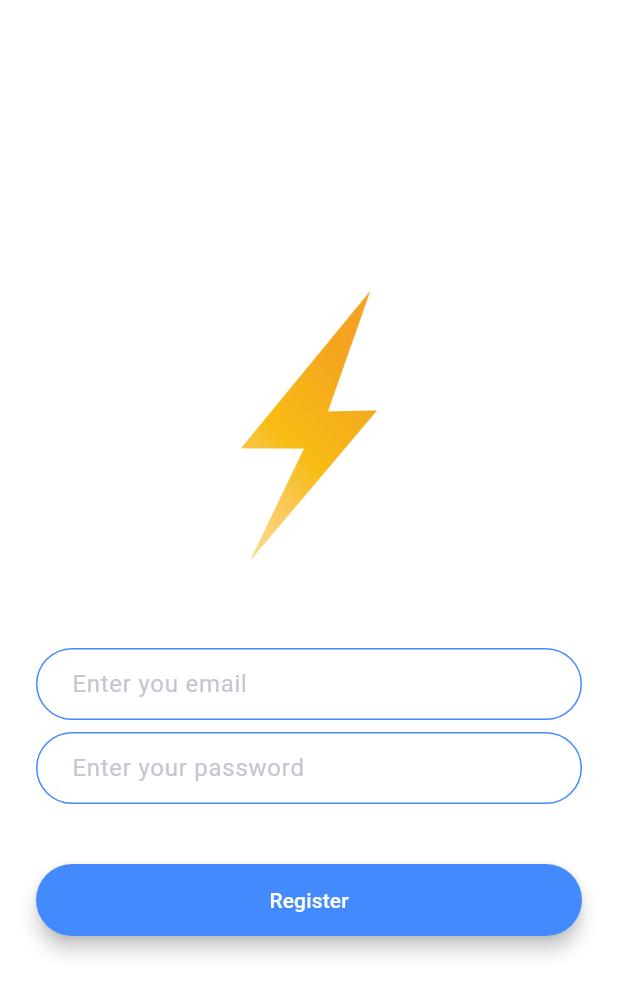
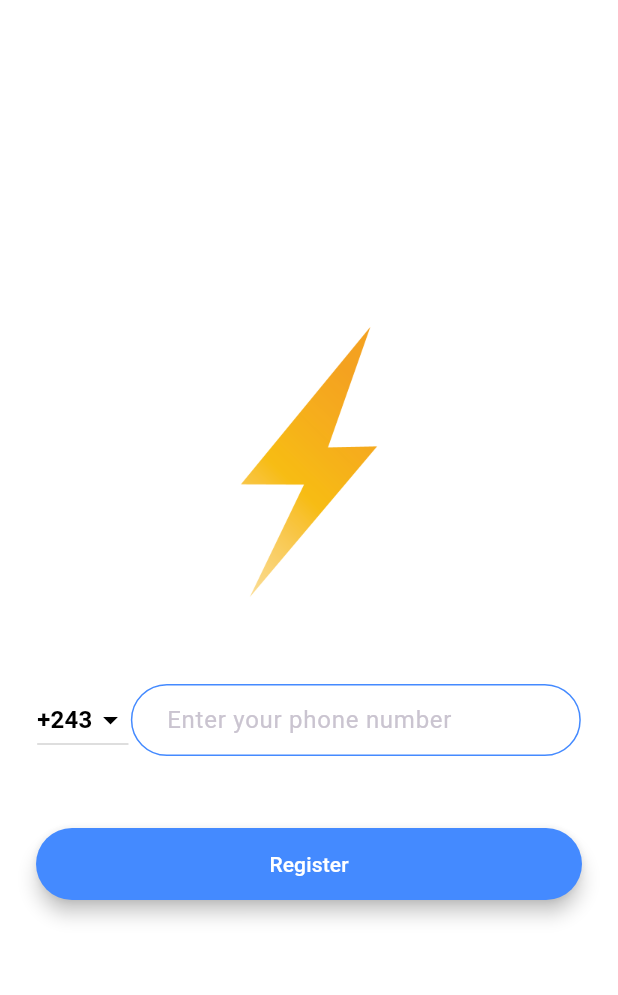
Before and after one commit to quantdev01/chat_app, a Flutter app: the RegistrationScreen screen opened by its route, on a phone screen of 412 x 824 dp. Shown: the top 995 px of the screen. Run offline on Flutter 3.47's test engine with Material 3 defaults, Android fonts, the phone set to English and light mode, and no system bars; our stand-ins replace animated_text_kit.

Commit message:
Added dropdownButton

```diff
--- a/lib/screens/registration_screen.dart
+++ b/lib/screens/registration_screen.dart
@@ -10,6 +10,15 @@ class RegistrationScreen extends StatefulWidget {
 }
 
 class _RegistrationScreenState extends State<RegistrationScreen> {
+  String _dropdownValue = '+243';
+  void dropdownCallBack(String? selectedValue) {
+    if (selectedValue is String) {
+      setState(() {
+        _dropdownValue = selectedValue;
+      });
+    }
+  }
+
   @override
   Widget build(BuildContext context) {
     return Scaffold(
@@ -30,20 +39,51 @@ class _RegistrationScreenState extends State<RegistrationScreen> {
             const SizedBox(
               height: 48.0,
             ),
-            TextField(
-                onChanged: (value) {
-                  //Do something with the user input.
-                },
-                decoration:
-                    kTextFieldDecoration.copyWith(hintText: 'Enter you email')),
+            Row(
+              mainAxisAlignment: MainAxisAlignment.spaceAround,
+              children: [
+                DropdownButton(
+                  iconEnabledColor: Colors.black,
+                  dropdownColor: Colors.white,
+                  onChanged: dropdownCallBack,
+                  value: _dropdownValue,
+                  items: const [
+                    DropdownMenuItem<String>(
+                      value: '+243',
+                      child: Text(
+                        '+243',
+                        style: TextStyle(
+                          color: Colors.black,
+                          fontWeight: FontWeight.bold,
+                        ),
+                      ),
+                    ),
+                    DropdownMenuItem<String>(
+                      value: '+250',
+                      child: Text(
+                        '+250',
+                        style: TextStyle(
+                          color: Colors.black,
+                          fontWeight: FontWeight.bold,
+                        ),
+                      ),
+                    )
+                  ],
+                ),
+                SizedBox(
+                  width: 300,
+                  child: TextField(
+                    onChanged: (value) {},
+                    keyboardType: TextInputType.phone,
+                    decoration: kTextFieldDecoration.copyWith(
+                      hintText: 'Enter your phone number',
+                    ),
+                  ),
+                ),
+              ],
+            ),
             const SizedBox(
               height: 8.0,
-            ),
-            TextField(
-              onChanged: (value) {
-                //Do something with the user input.
-              },
-              decoration: kTextFieldDecoration,
             ),
             const SizedBox(
               height: 24.0,
--- a/pubspec.yaml
+++ b/pubspec.yaml
@@ -38,6 +38,7 @@ dependencies:
   firebase_core: ^3.12.0
   firebase_auth: ^5.5.0
   cloud_firestore: ^5.6.4
+  http: ^1.3.0
 
 dev_dependencies:
   flutter_test:
```
Also changed, not shown: pubspec.lock, 125 other files.
